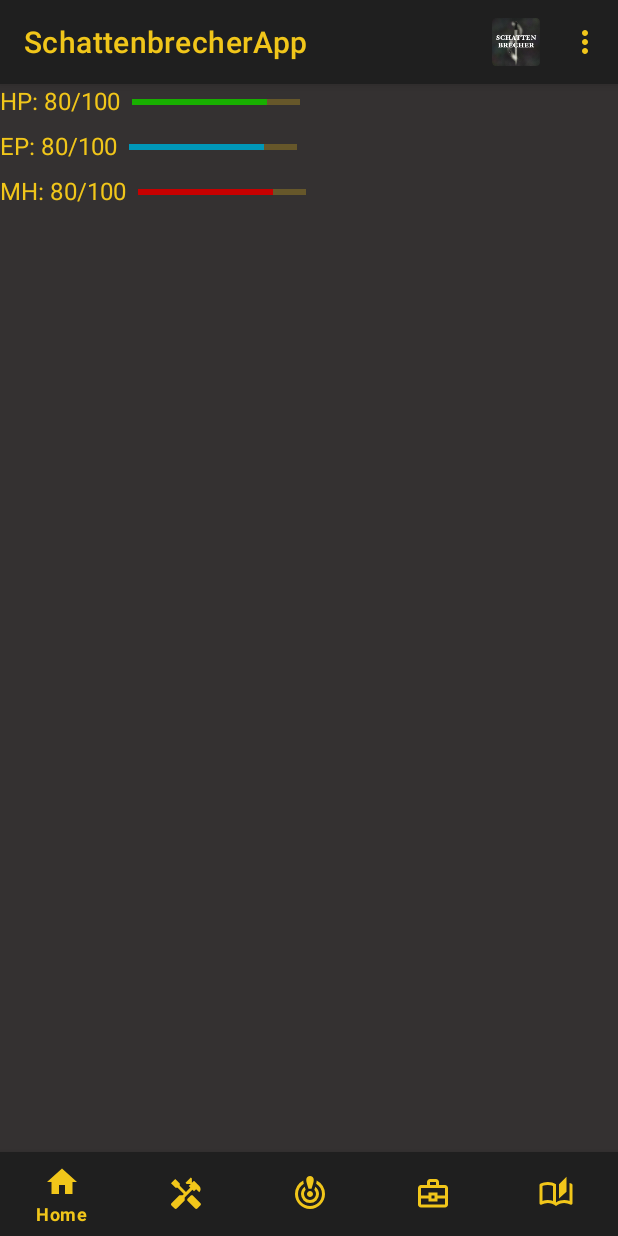
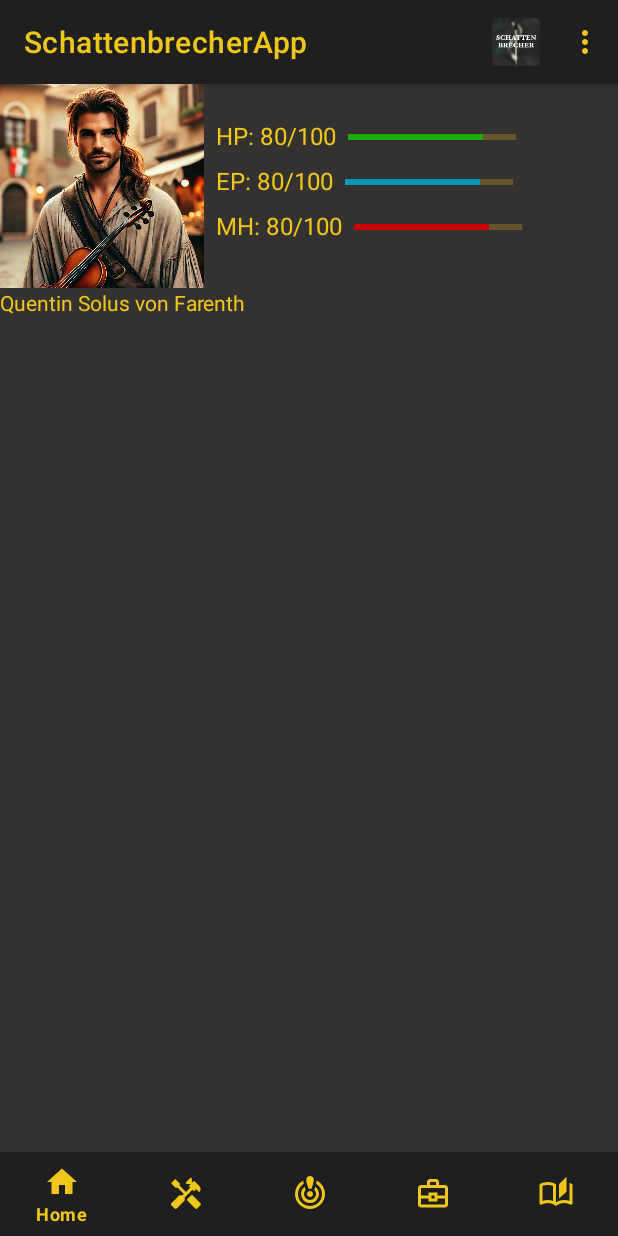
Before and after one commit to Florian2501/SchattenbrecherApp, an Android app: the screen it shows after launch (MainActivity), on a phone screen of 412 x 824 dp. Run offline under Robolectric (Android 15) with nearby library versions, the phone set to English and light mode, and no system bars; our stand-ins replace navigation-ui.

Commit message:
Profile image and characterviewmodel connected to fragment

```diff
--- a/app/src/main/java/com/example/schattenbrecherapp/CharacterViewModel.kt
+++ b/app/src/main/java/com/example/schattenbrecherapp/CharacterViewModel.kt
@@ -17,16 +17,20 @@ class CharacterViewModel : ViewModel() {
 
     // 2. Public LiveData that can only be observed from outside by fragments or activities
     // public available and can not be changed from outside
-    val selectedcharacter: LiveData<Character?> = _selectedCharacter
+    val selectedCharacter: LiveData<Character?> = _selectedCharacter
 
+    // live data for showing if the character is loading from file or saving to file
     private val _isLoading = MutableLiveData<Boolean>(false)
     val isLoading: LiveData<Boolean> = _isLoading
-
-    private val characterRepository = CharacterRepository
 
     // LiveData for Toast messages (using an Event wrapper) see class Event.kt
     private val _toastMessage = MutableLiveData<Event<String>>()
     val toastMessage: LiveData<Event<String>> = _toastMessage
+
+    // object from where the character gets loaded or saved
+    private val characterRepository = CharacterRepository
+
+
 
     fun loadCharacter(characterFilePath: String) {
         if (_selectedCharacter.value != null && _selectedCharacter.value?.filePath == characterFilePath) {
--- a/app/src/main/java/com/example/schattenbrecherapp/MainActivity.kt
+++ b/app/src/main/java/com/example/schattenbrecherapp/MainActivity.kt
@@ -8,8 +8,10 @@ import android.view.Menu
 import android.view.MenuItem
 import android.view.View
 import android.widget.Toast
+import androidx.activity.viewModels
 import com.google.android.material.bottomnavigation.BottomNavigationView
 import androidx.appcompat.app.AppCompatActivity
+import androidx.fragment.app.activityViewModels
 import androidx.lifecycle.observe
 import androidx.navigation.NavController
 import androidx.navigation.findNavController
@@ -22,6 +24,9 @@ class MainActivity : AppCompatActivity() {
 
     private lateinit var binding: ActivityMainBinding
     private lateinit var navController: NavController
+
+    private val characterViewModel: CharacterViewModel by viewModels()
+
 
     override fun onCreate(savedInstanceState: Bundle?) {
         super.onCreate(savedInstanceState)
@@ -59,6 +64,9 @@ class MainActivity : AppCompatActivity() {
         //actionBar?.setTitle("uhfosef")
 
         navView.setupWithNavController(navController)
+
+        // init loading of character here -> needs to be switched to loading and selection screen later
+        characterViewModel.loadCharacter("file:///android_asset/character_quentin.json")
     }
 
     // need to inflate the top toolbar with the self created menu
--- a/app/src/main/java/com/example/schattenbrecherapp/ui/home/HomeFragment.kt
+++ b/app/src/main/java/com/example/schattenbrecherapp/ui/home/HomeFragment.kt
@@ -10,6 +10,7 @@ import androidx.fragment.app.Fragment
 import androidx.fragment.app.activityViewModels
 import androidx.lifecycle.ViewModelProvider
 import androidx.lifecycle.observe
+import com.example.schattenbrecherapp.Character
 import com.example.schattenbrecherapp.CharacterViewModel
 import com.example.schattenbrecherapp.databinding.FragmentHomeBinding
 
@@ -22,22 +23,25 @@ class HomeFragment : Fragment() {
     private val binding get() = _binding!!
 
     private val characterViewModel: CharacterViewModel by activityViewModels()
+    private var selectedCharacter: Character? = null
 
     override fun onCreateView(
         inflater: LayoutInflater,
         container: ViewGroup?,
         savedInstanceState: Bundle?
-    ): View {
-        val homeViewModel =
-            ViewModelProvider(this).get(HomeViewModel::class.java)
+        ): View {
 
         _binding = FragmentHomeBinding.inflate(inflater, container, false)
         val root: View = binding.root
 
-//        val textView: TextView = binding.textHome
-//        homeViewModel.text_test.observe(viewLifecycleOwner) {
-//            textView.text = it
-//        }
+        // old template ViewModel and binding of example text
+        //val homeViewModel =
+        //    ViewModelProvider(this).get(HomeViewModel::class.java)
+        //        val textView: TextView = binding.textHome
+        //        homeViewModel.text_test.observe(viewLifecycleOwner) {
+        //            textView.text = it
+        //        }
+
         return root
     }
 
@@ -50,7 +54,39 @@ class HomeFragment : Fragment() {
     override fun onViewCreated(view: View, savedInstanceState: Bundle?) {
         super.onViewCreated(view, savedInstanceState)
 
+        // Charakter laden geht noch nicht so richtig -> Probleme wann wo deklarieren muss für Zugriff und damit initialisiert ist
+        selectedCharacter = characterViewModel.selectedCharacter.value
+
         // ... other observers ...
+
+        if(selectedCharacter == null){
+            Toast.makeText(requireContext(), "No character selected", Toast.LENGTH_SHORT).show()
+        }
+        else{
+            // init whole ui with the selected character
+            binding.textCharacterName.text = selectedCharacter!!.characterName
+            binding.healthTextView.text = "HP: ${selectedCharacter!!.currentHealthPoints}/${selectedCharacter!!.sideAttributesList["Lebensenergie"]}"
+
+        }
+
+
+
+        // won't happen probably
+        characterViewModel.selectedCharacter.observe(viewLifecycleOwner) { character ->
+            if (character != null) {
+                // Use the character data to update your Fragment's UI
+                binding.textCharacterName.text = character.characterName
+                // ... update health bars, stats, lists, etc.
+            } else {
+                // Handle case where character is not loaded (e.g., show placeholder, navigate away)
+                binding.textCharacterName.text = "No Character Selected"
+            }
+        }
+
+        characterViewModel.isLoading.observe(viewLifecycleOwner) { isLoading ->
+            // Show/hide a loading indicator in this fragment
+            // binding.progressBar.visibility = if (isLoading) View.VISIBLE else View.GONE
+        }
 
         // Observe the Toast message LiveData for realizing when an error occurs loading the character
         characterViewModel.toastMessage.observe(viewLifecycleOwner) { event ->
--- a/app/src/main/res/layout/fragment_home.xml
+++ b/app/src/main/res/layout/fragment_home.xml
@@ -1,28 +1,47 @@
 <?xml version="1.0" encoding="utf-8"?>
-<androidx.constraintlayout.widget.ConstraintLayout xmlns:android="http://schemas.android.com/apk/res/android"
+<LinearLayout xmlns:android="http://schemas.android.com/apk/res/android"
     xmlns:app="http://schemas.android.com/apk/res-auto"
     xmlns:tools="http://schemas.android.com/tools"
     android:layout_width="match_parent"
     android:layout_height="match_parent"
+    android:orientation="vertical"
     tools:context=".ui.home.HomeFragment">
 
-    <LinearLayout
+    <androidx.constraintlayout.widget.ConstraintLayout
         android:layout_width="match_parent"
-        android:layout_height="match_parent"
-        android:orientation="vertical">
+        android:layout_height="wrap_content">
+
+        <!-- Vertical Guideline at 1/3 of the screen width -->
+        <androidx.constraintlayout.widget.Guideline
+            android:id="@+id/guideline_one_third_width"
+            android:layout_width="wrap_content"
+            android:layout_height="wrap_content"
+            android:orientation="vertical"
+            app:layout_constraintGuide_percent="0.33" /> <!-- 0.33 for 33% (1/3) -->
+
+        <ImageView
+            android:id="@+id/profile_image_view"
+            android:layout_width="0dp"
+            android:layout_height="0dp"
+            android:src="@drawable/image_quentin"
+            android:scaleType="centerCrop"
+            android:contentDescription="Profile image"
+            app:layout_constraintStart_toStartOf="parent"
+            app:layout_constraintEnd_toStartOf="@+id/guideline_one_third_width"
+            app:layout_constraintTop_toTopOf="parent"
+            app:layout_constraintDimensionRatio="1:1"
+            android:layout_marginTop="0dp"/>
 
         <LinearLayout
-            android:layout_width="match_parent"
-            android:layout_height="match_parent"
-            android:orientation="horizontal">
+            android:layout_width="0dp"
+            android:layout_height="wrap_content"
 
-        <ImageView
-            android:layout_width="wrap_content"
-            android:layout_height="wrap_content"/>
+            app:layout_constraintStart_toEndOf="@+id/guideline_one_third_width"
+            app:layout_constraintEnd_toEndOf="parent"
+            app:layout_constraintTop_toTopOf="@+id/profile_image_view"
+            app:layout_constraintBottom_toBottomOf="@+id/profile_image_view"
+            android:layout_marginStart="8dp"
 
-            <LinearLayout
-                android:layout_width="match_parent"
-                android:layout_height="match_parent"
             android:orientation="vertical">
 
             <LinearLayout
@@ -106,6 +125,28 @@
 
 
         </LinearLayout>
+
+
+    </androidx.constraintlayout.widget.ConstraintLayout>
+
+    <LinearLayout
+        android:layout_width="match_parent"
+        android:layout_height="match_parent"
+        android:orientation="vertical">
+
+        <LinearLayout
+            android:layout_width="match_parent"
+            android:layout_height="match_parent"
+            android:orientation="horizontal">
+
+            <TextView
+                android:id="@+id/textCharacterName"
+                android:layout_width="wrap_content"
+                android:layout_height="wrap_content"
+                android:text="placeholder"/>
+
+
+
         </LinearLayout>
 
 
@@ -113,4 +154,4 @@
 
     </LinearLayout>
 
-</androidx.constraintlayout.widget.ConstraintLayout>
+</LinearLayout>
```
Also changed, not shown: app/src/main/res/drawable/image_quentin.webp (added). Lines whose indentation alone changed are shown as unchanged.
